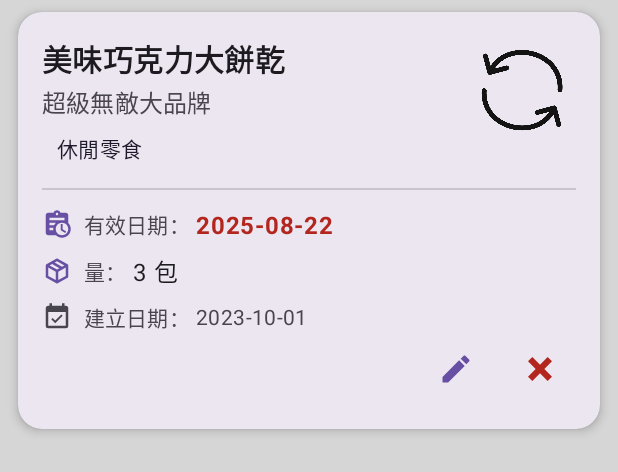
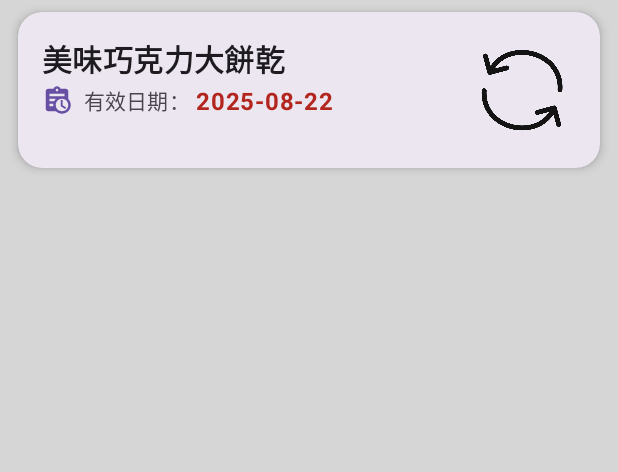
Before and after one commit to Howard3897613/IMsenior, an Android app: the layout item_food.xml on its own in the app's theme, with its tools: preview values and no code run, on a phone screen of 412 x 824 dp. Shown: the top 472 px of the screen. Run offline under Robolectric (Android 15) with nearby library versions, the phone set to English and light mode, and no system bars.

Commit message:
UI介面改版

```diff
--- a/app/src/main/java/com/example/IMsenior/FoodAdapter.kt
+++ b/app/src/main/java/com/example/IMsenior/FoodAdapter.kt
@@ -19,6 +19,7 @@ import java.text.SimpleDateFormat
 import java.util.*
 import android.content.ContentValues.TAG
 import android.widget.ImageView
+import android.widget.LinearLayout
 import com.bumptech.glide.Glide
 import com.bumptech.glide.load.resource.bitmap.RoundedCorners
 import com.google.firebase.auth.FirebaseAuth
@@ -52,6 +53,7 @@ class FoodAdapter(
         val btnClick: ImageButton = itemView.findViewById(R.id.btnClick)
         val btnedit: ImageButton = itemView.findViewById(R.id.btnEdit)
         val foodImage: ImageView = itemView.findViewById(R.id.ivFoodItem)
+        val expand:LinearLayout = itemView.findViewById(R.id.expand)
     }
 
     override fun onCreateViewHolder(parent: ViewGroup, viewType: Int): FoodViewHolder {
@@ -134,6 +136,13 @@ class FoodAdapter(
             }
             context.startActivity(intent)
         }
+        holder.itemView.setOnClickListener {
+            if (holder.expand.visibility == View.GONE) {
+                holder.expand.visibility = View.VISIBLE
+            } else {
+                holder.expand.visibility = View.GONE
+            }
+        }
     }
 
     override fun getItemCount(): Int = filteredList.size
--- a/app/src/main/res/layout/item_food.xml
+++ b/app/src/main/res/layout/item_food.xml
@@ -41,45 +41,6 @@
             app:layout_constraintEnd_toStartOf="@id/ivFoodItem"
             app:layout_constraintTop_toTopOf="parent"/>
 
-        <!-- 品牌 -->
-        <TextView
-            android:id="@+id/tvBrand"
-            android:layout_width="0dp"
-            android:layout_height="wrap_content"
-            tools:text="超級無敵大品牌"
-            android:textAppearance="?attr/textAppearanceSubtitle1"
-            android:textColor="?attr/colorOnSurfaceVariant"
-            app:layout_constraintStart_toStartOf="parent"
-            app:layout_constraintEnd_toEndOf="@id/tvName"
-            app:layout_constraintTop_toBottomOf="@id/tvName"
-            android:layout_marginTop="2dp"/>
-
-        <!-- 分類 -->
-        <TextView
-            android:id="@+id/tvCategory"
-            android:layout_width="wrap_content"
-            android:layout_height="wrap_content"
-            tools:text="休閒零食"
-            android:textAppearance="?attr/textAppearanceBody2"
-            android:textColor="?attr/colorOnSecondaryContainer"
-            android:paddingStart="10dp"
-            android:paddingEnd="10dp"
-            android:paddingTop="4dp"
-            android:paddingBottom="4dp"
-            app:layout_constraintStart_toStartOf="parent"
-            app:layout_constraintTop_toBottomOf="@id/tvBrand"
-            android:layout_marginTop="4dp"/>
-
-        <com.google.android.material.divider.MaterialDivider
-            android:id="@+id/divider"
-            android:layout_width="0dp"
-            android:layout_height="1dp"
-            app:dividerColor="?attr/colorOutlineVariant"
-            app:layout_constraintTop_toBottomOf="@id/tvCategory"
-            app:layout_constraintStart_toStartOf="parent"
-            app:layout_constraintEnd_toEndOf="parent"
-            android:layout_marginTop="12dp"/>
-
         <!-- 到期日 -->
         <LinearLayout
             android:id="@+id/llEndDate"
@@ -88,9 +49,9 @@
             android:orientation="horizontal"
             android:gravity="center_vertical"
             app:layout_constraintStart_toStartOf="parent"
-            app:layout_constraintEnd_toEndOf="parent"
-            app:layout_constraintTop_toBottomOf="@id/divider"
-            android:layout_marginTop="12dp">
+            app:layout_constraintEnd_toEndOf="@id/tvName"
+            app:layout_constraintTop_toBottomOf="@id/tvName"
+            android:layout_marginTop="2dp">
 
             <ImageView
                 android:layout_width="20dp"
@@ -118,112 +79,153 @@
                 android:textStyle="bold"/>
         </LinearLayout>
 
+        <!-- expand -->
+        <LinearLayout
+            android:id="@+id/expand"
+            android:layout_width="0dp"
+            android:layout_height="wrap_content"
+            android:layout_marginTop="12dp"
+            android:orientation="vertical"
+            app:layout_constraintEnd_toEndOf="parent"
+            app:layout_constraintStart_toStartOf="parent"
+            app:layout_constraintTop_toBottomOf="@id/llEndDate"
+            android:visibility="gone">
+
+            <!-- 品牌 + 分類 (同一橫排) -->
+            <LinearLayout
+                android:layout_width="match_parent"
+                android:layout_height="wrap_content"
+                android:orientation="horizontal"
+                android:gravity="center_vertical">
+
+                <TextView
+                    android:id="@+id/tvBrand"
+                    android:layout_width="wrap_content"
+                    android:layout_height="wrap_content"
+                    android:textAppearance="?attr/textAppearanceSubtitle1"
+                    android:textColor="?attr/colorOnSurfaceVariant"
+                    tools:text="超級無敵大品牌" />
+
+                <TextView
+                    android:id="@+id/tvCategory"
+                    android:layout_width="wrap_content"
+                    android:layout_height="wrap_content"
+                    android:layout_marginStart="8dp"
+                    android:paddingStart="10dp"
+                    android:paddingTop="4dp"
+                    android:paddingEnd="10dp"
+                    android:paddingBottom="4dp"
+                    android:textAppearance="?attr/textAppearanceBody2"
+                    android:textColor="?attr/colorOnSecondaryContainer"
+                    tools:text="休閒零食" />
+            </LinearLayout>
+
+            <com.google.android.material.divider.MaterialDivider
+                android:id="@+id/divider"
+                android:layout_width="match_parent"
+                android:layout_height="1dp"
+                android:layout_marginTop="12dp"
+                app:dividerColor="?attr/colorOutlineVariant" />
+
             <!-- 數量 -->
             <LinearLayout
                 android:id="@+id/llQuantity"
-            android:layout_width="0dp"
+                android:layout_width="match_parent"
                 android:layout_height="wrap_content"
-            android:orientation="horizontal"
+                android:layout_marginTop="12dp"
                 android:gravity="center_vertical"
-            app:layout_constraintStart_toStartOf="parent"
-            app:layout_constraintEnd_toEndOf="parent"
-            app:layout_constraintTop_toBottomOf="@id/llEndDate"
-            android:layout_marginTop="8dp">
+                android:orientation="horizontal">
 
                 <ImageView
                     android:layout_width="20dp"
                     android:layout_height="20dp"
+                    android:layout_marginEnd="8dp"
+                    android:contentDescription="數量圖示"
                     android:src="@drawable/ic_package_24"
-                app:tint="?attr/colorPrimary"
-                android:layout_marginEnd="8dp"
-                android:contentDescription="數量圖示"/>
+                    app:tint="?attr/colorPrimary" />
 
                 <TextView
                     android:layout_width="wrap_content"
                     android:layout_height="wrap_content"
+                    android:layout_marginEnd="4dp"
                     android:text="@string/amount"
                     android:textAppearance="?attr/textAppearanceLabelLarge"
-                android:textColor="?attr/colorOnSurfaceVariant"
-                android:layout_marginEnd="4dp"/>
+                    android:textColor="?attr/colorOnSurfaceVariant" />
 
                 <TextView
                     android:id="@+id/tvQuantity"
                     android:layout_width="wrap_content"
                     android:layout_height="wrap_content"
-                tools:text="3 包"
                     android:textAppearance="?attr/textAppearanceBodyLarge"
-                android:textColor="?attr/colorOnSurface"/>
+                    android:textColor="?attr/colorOnSurface"
+                    tools:text="3 包" />
             </LinearLayout>
 
             <!-- 建立日期 -->
             <LinearLayout
                 android:id="@+id/llCreateDate"
-            android:layout_width="0dp"
+                android:layout_width="match_parent"
                 android:layout_height="wrap_content"
-            android:orientation="horizontal"
+                android:layout_marginTop="8dp"
+                android:layout_marginBottom="16dp"
                 android:gravity="center_vertical"
-            app:layout_constraintStart_toStartOf="parent"
-            app:layout_constraintEnd_toEndOf="parent"
-            app:layout_constraintTop_toBottomOf="@id/llQuantity"
-            android:layout_marginTop="8dp"
-            android:layout_marginBottom="16dp">
+                android:orientation="horizontal">
 
                 <ImageView
                     android:layout_width="20dp"
                     android:layout_height="20dp"
+                    android:layout_marginEnd="8dp"
+                    android:contentDescription="建立日期圖示"
                     android:src="@drawable/ic_today_calendar"
-                app:tint="?attr/colorOnSurfaceVariant"
-                android:layout_marginEnd="8dp"
-                android:contentDescription="建立日期圖示"/>
+                    app:tint="?attr/colorOnSurfaceVariant" />
 
                 <TextView
                     android:layout_width="wrap_content"
                     android:layout_height="wrap_content"
+                    android:layout_marginEnd="4dp"
                     android:text="@string/addDate"
                     android:textAppearance="?attr/textAppearanceLabelLarge"
-                android:textColor="?attr/colorOnSurfaceVariant"
-                android:layout_marginEnd="4dp"/>
+                    android:textColor="?attr/colorOnSurfaceVariant" />
 
                 <TextView
                     android:id="@+id/tvCreateDate"
                     android:layout_width="wrap_content"
                     android:layout_height="wrap_content"
-                tools:text="2023-10-01"
                     android:textAppearance="?attr/textAppearanceBodyMedium"
-                android:textColor="?attr/colorOnSurfaceVariant"/>
+                    android:textColor="?attr/colorOnSurfaceVariant"
+                    tools:text="2023-10-01" />
             </LinearLayout>
 
             <!-- 編輯/刪除按鈕 -->
             <LinearLayout
                 android:id="@+id/llButtons"
-            android:layout_width="0dp"
+                android:layout_width="match_parent"
                 android:layout_height="wrap_content"
-            android:orientation="horizontal"
                 android:gravity="end"
-            app:layout_constraintStart_toStartOf="parent"
-            app:layout_constraintEnd_toEndOf="parent"
-            app:layout_constraintTop_toBottomOf="@id/llCreateDate">
+                android:orientation="horizontal">
 
                 <ImageButton
                     android:id="@+id/btnEdit"
                     android:layout_width="48dp"
                     android:layout_height="48dp"
+                    android:background="?attr/selectableItemBackgroundBorderless"
+                    android:contentDescription="編輯"
+                    android:padding="8dp"
                     android:src="@drawable/pencil"
-                android:contentDescription="編輯"
-                android:background="?attr/selectableItemBackgroundBorderless"
-                android:padding="8dp"
-                app:tint="?attr/colorPrimary"/>
+                    app:tint="?attr/colorPrimary" />
 
                 <ImageButton
                     android:id="@+id/btnClick"
                     android:layout_width="48dp"
                     android:layout_height="48dp"
+                    android:layout_marginStart="8dp"
+                    android:background="?attr/selectableItemBackgroundBorderless"
+                    android:contentDescription="刪除"
+                    android:padding="8dp"
                     android:src="@drawable/close_thick"
-                android:contentDescription="刪除"
-                android:background="?attr/selectableItemBackgroundBorderless"
-                android:padding="8dp"
-                android:layout_marginStart="8dp"
-                app:tint="?attr/colorError"/>
+                    app:tint="?attr/colorError" />
+            </LinearLayout>
+
         </LinearLayout>
 
     </androidx.constraintlayout.widget.ConstraintLayout>
```
Lines whose indentation alone changed are shown as unchanged.
